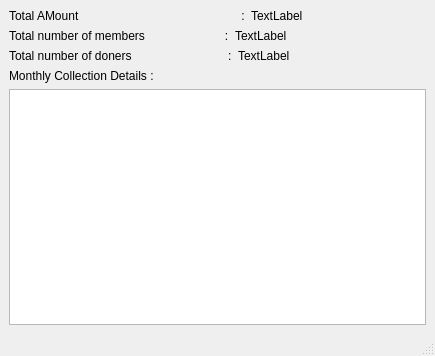
The window that collection_details.ui (severus-tux/gdm_database_management) describes before a commit, drawn with Qt 5.
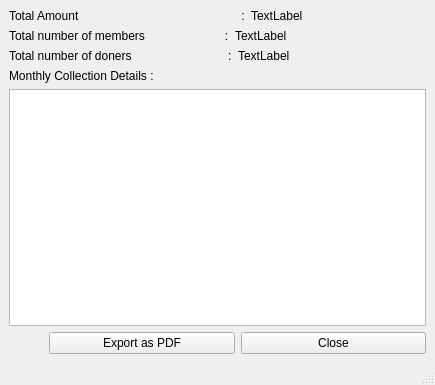
The same window after the commit.

```diff
--- a/collection_details.ui
+++ b/collection_details.ui
@@ -7,13 +7,15 @@
     <x>0</x>
     <y>0</y>
     <width>435</width>
-    <height>356</height>
+    <height>385</height>
    </rect>
   </property>
   <property name="windowTitle">
    <string>Collection Details</string>
   </property>
   <widget class="QWidget" name="centralwidget">
+   <layout class="QVBoxLayout" name="verticalLayout_3">
+    <item>
    <layout class="QVBoxLayout" name="verticalLayout_2">
     <item>
      <layout class="QVBoxLayout" name="verticalLayout">
@@ -22,7 +24,7 @@
         <item>
          <widget class="QLabel" name="label">
           <property name="text">
-           <string>Total AMount                                                 :</string>
+             <string>Total Amount                                                 :</string>
           </property>
          </widget>
         </item>
@@ -80,6 +82,42 @@
       </item>
       <item>
        <widget class="QTableView" name="tableView"/>
+        </item>
+       </layout>
+      </item>
+      <item>
+       <layout class="QHBoxLayout" name="horizontalLayout_4">
+        <item>
+         <spacer name="horizontalSpacer">
+          <property name="orientation">
+           <enum>Qt::Horizontal</enum>
+          </property>
+          <property name="sizeType">
+           <enum>QSizePolicy::Minimum</enum>
+          </property>
+          <property name="sizeHint" stdset="0">
+           <size>
+            <width>40</width>
+            <height>20</height>
+           </size>
+          </property>
+         </spacer>
+        </item>
+        <item>
+         <widget class="QPushButton" name="pushButton">
+          <property name="text">
+           <string>Export as PDF</string>
+          </property>
+         </widget>
+        </item>
+        <item>
+         <widget class="QPushButton" name="pushButton_2">
+          <property name="text">
+           <string>Close</string>
+          </property>
+         </widget>
+        </item>
+       </layout>
       </item>
      </layout>
     </item>
```
Lines whose indentation alone changed are shown as unchanged.
